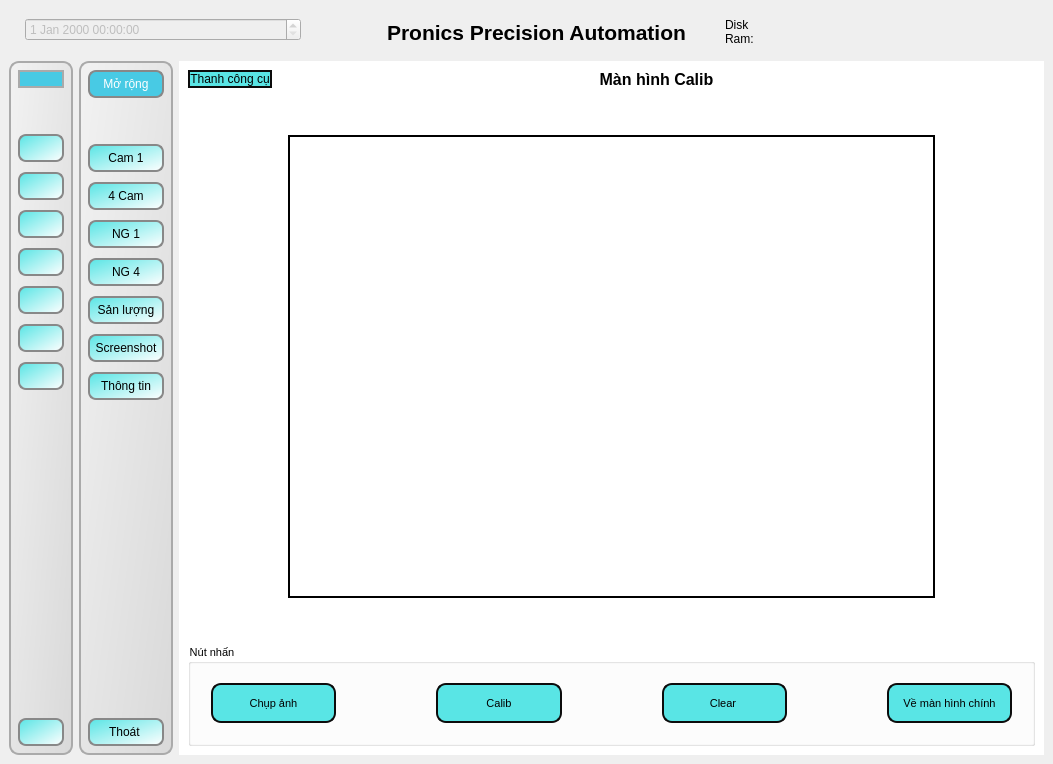
The window that update_main_gui.ui (BingKeyelse/Duy-Nguyen-Project) describes before a commit, drawn with Qt 5.
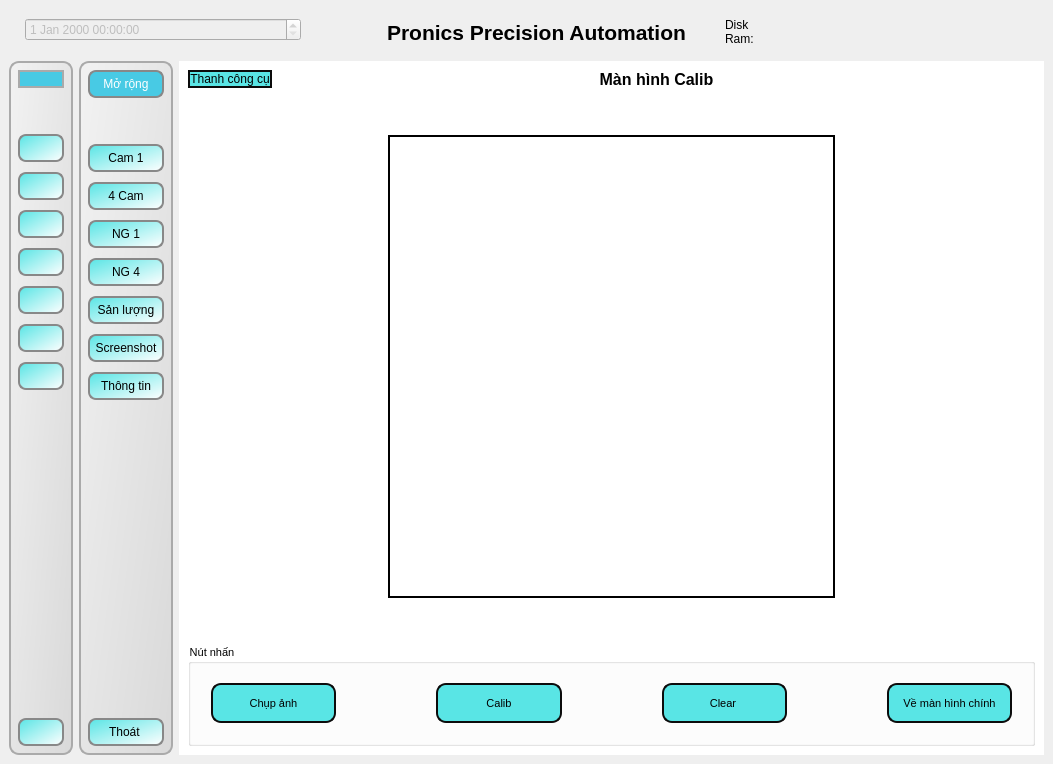
The same window after the commit. Icons and pictures are not drawn.

Commit message: Man hinh 2 thu 3

The edit to the form file:
```diff
--- a/update_main_gui.ui
+++ b/update_main_gui.ui
@@ -1375,7 +1375,7 @@
                </property>
                <property name="sizeHint" stdset="0">
                 <size>
-                 <width>100</width>
+                 <width>200</width>
                  <height>20</height>
                 </size>
                </property>
@@ -1407,7 +1407,7 @@
                </property>
                <property name="sizeHint" stdset="0">
                 <size>
-                 <width>100</width>
+                 <width>200</width>
                  <height>20</height>
                 </size>
                </property>
```
The commit also changes 2 other files.
